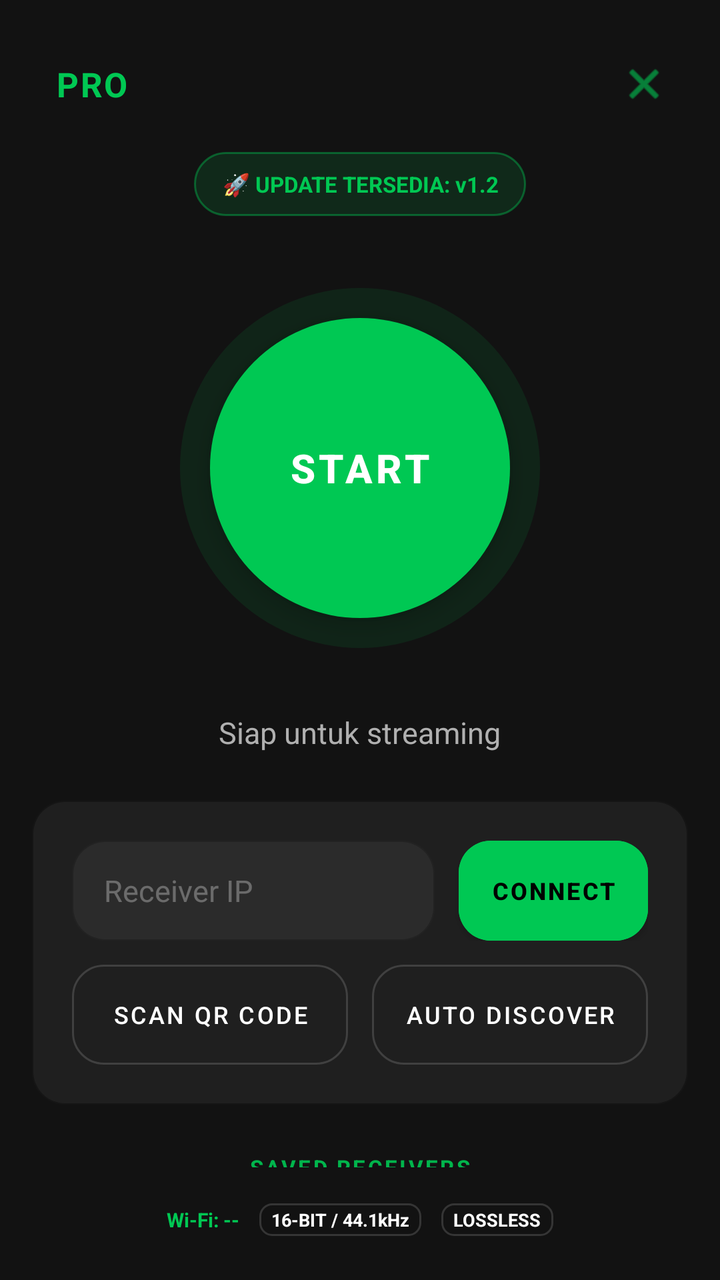
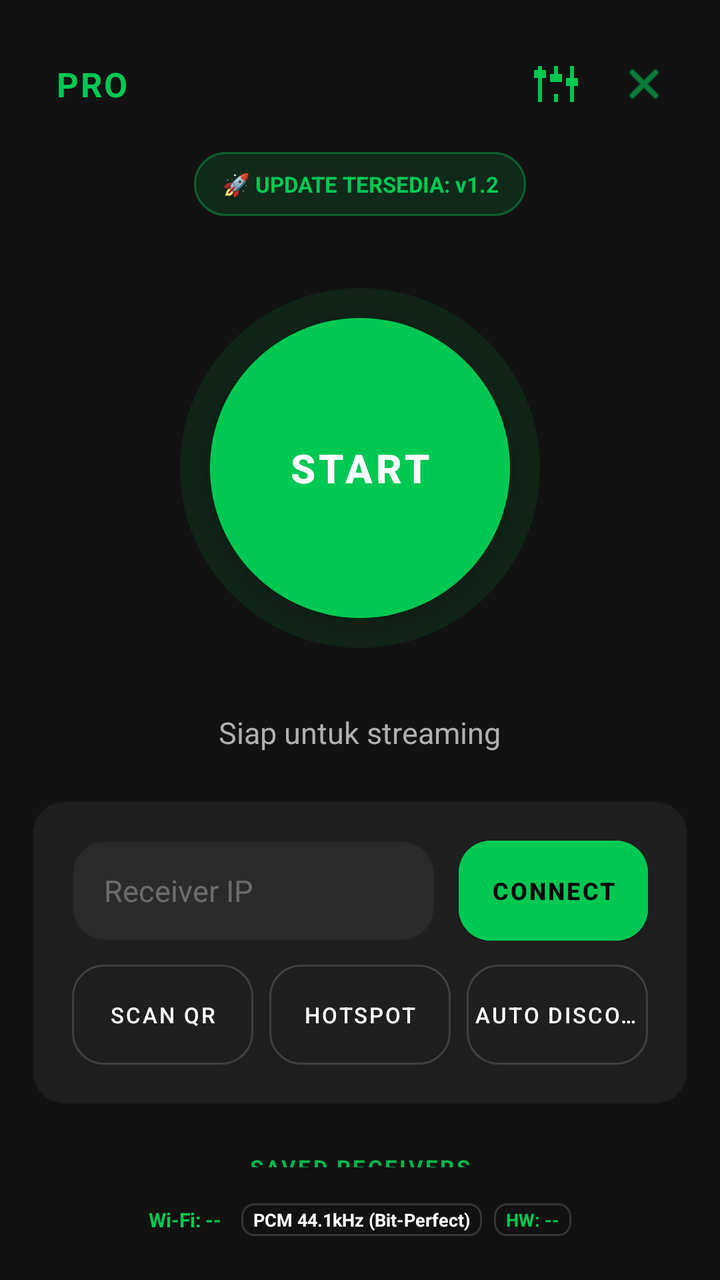

The first picture is an Android layout as it rendered before a commit; the second is the same layout after the commit. The layout source and the unified diff follow.
<!-- AndroidManifest.xml: application theme Theme.AMPLIFIERPRO -->
<!-- res/layout/fragment_main.xml -->
<?xml version="1.0" encoding="utf-8"?>
<RelativeLayout xmlns:android="http://schemas.android.com/apk/res/android"
    xmlns:app="http://schemas.android.com/apk/res-auto"
    xmlns:tools="http://schemas.android.com/tools"
    android:layout_width="match_parent"
    android:layout_height="match_parent"
    android:background="@color/dark_background"
    android:padding="16dp"
    tools:targetApi="q"
    android:forceDarkAllowed="false">

    
    <RelativeLayout
        android:id="@+id/headerContainer"
        android:layout_width="match_parent"
        android:layout_height="44dp"
        android:layout_alignParentTop="true"
        android:layout_marginTop="4dp">

        <TextView
            android:id="@+id/badgeHiFi"
            android:layout_width="wrap_content"
            android:layout_height="44dp"
            android:layout_alignParentStart="true"
            android:layout_centerVertical="true"
            android:minWidth="44dp"
            android:background="?attr/selectableItemBackgroundBorderless"
            android:clickable="true"
            android:focusable="true"
            android:gravity="center"
            android:letterSpacing="0.05"
            android:paddingHorizontal="12dp"
            android:text="PRO"
            android:textColor="@color/accent_green"
            android:textSize="17sp"
            android:textStyle="bold" />

        <ImageButton
            android:id="@+id/btnExitApp"
            android:layout_width="44dp"
            android:layout_height="44dp"
            android:layout_alignParentEnd="true"
            android:layout_centerVertical="true"
            android:background="?attr/selectableItemBackgroundBorderless"
            android:padding="10dp"
            android:scaleType="fitCenter"
            android:src="@android:drawable/ic_menu_close_clear_cancel"
            android:contentDescription="Exit"
            app:tint="@color/accent_green" />

    </RelativeLayout>

    
    <LinearLayout
        android:id="@+id/footerContainer"
        android:layout_width="match_parent"
        android:layout_height="wrap_content"
        android:layout_alignParentBottom="true"
        android:orientation="vertical"
        android:gravity="center_horizontal"
        android:paddingTop="6dp"
        android:paddingBottom="6dp">

        <LinearLayout
            android:id="@+id/layoutBadges"
            android:layout_width="wrap_content"
            android:layout_height="wrap_content"
            android:orientation="horizontal"
            android:gravity="center">

            <TextView
                android:id="@+id/tvWifiSignal"
                android:layout_width="wrap_content"
                android:layout_height="wrap_content"
                android:layout_marginEnd="10dp"
                android:text="Wi-Fi: --"
                android:textColor="@color/accent_green"
                android:textSize="10sp"
                android:textStyle="bold"
                android:maxLines="1" />

            <TextView
                android:layout_width="wrap_content"
                android:layout_height="wrap_content"
                android:layout_marginEnd="10dp"
                android:background="@drawable/badge_background"
                android:paddingHorizontal="6dp"
                android:text="16-BIT / 44.1kHz"
                android:textColor="@color/white"
                android:textSize="9sp"
                android:textStyle="bold"
                android:maxLines="1" />

            <TextView
                android:layout_width="wrap_content"
                android:layout_height="wrap_content"
                android:background="@drawable/badge_background"
                android:paddingHorizontal="6dp"
                android:text="LOSSLESS"
                android:textColor="@color/white"
                android:textSize="9sp"
                android:textStyle="bold"
                android:maxLines="1" />
        </LinearLayout>
    </LinearLayout>

    
    <LinearLayout
        android:layout_width="match_parent"
        android:layout_height="match_parent"
        android:layout_below="@id/headerContainer"
        android:layout_above="@id/footerContainer"
        android:orientation="vertical"
        android:gravity="center_horizontal">

        
        <LinearLayout
            android:layout_width="match_parent"
            android:layout_height="wrap_content"
            android:orientation="vertical"
            android:gravity="center_horizontal"
            android:paddingTop="12dp">

            
            <TextView
                android:id="@+id/btnUpdateAvailable"
                android:layout_width="wrap_content"
                android:layout_height="32dp"
                android:layout_marginBottom="16dp"
                android:background="@drawable/bg_update_chip"
                android:clickable="true"
                android:focusable="true"
                android:gravity="center"
                android:paddingHorizontal="14dp"
                android:text="🚀 UPDATE TERSEDIA: v1.2"
                android:textColor="@color/accent_green"
                android:textSize="11sp"
                android:textStyle="bold"
                android:visibility="visible" />

            <FrameLayout
                android:id="@+id/buttonContainer"
                android:layout_width="220dp"
                android:layout_height="220dp">

                <View
                    android:id="@+id/viewVisualizer1"
                    android:layout_width="200dp"
                    android:layout_height="200dp"
                    android:layout_gravity="center"
                    android:alpha="0"
                    android:background="@drawable/circle_shape"
                    android:backgroundTint="@color/accent_green" />

                <View
                    android:id="@+id/viewGlow"
                    android:layout_width="180dp"
                    android:layout_height="180dp"
                    android:layout_gravity="center"
                    android:alpha="0.1"
                    android:background="@drawable/circle_shape"
                    android:backgroundTint="@color/accent_green" />

                <Button
                    android:id="@+id/btnToggleStream"
                    android:layout_width="150dp"
                    android:layout_height="150dp"
                    android:layout_gravity="center"
                    android:background="@drawable/circle_shape"
                    android:backgroundTint="@color/accent_green"
                    android:elevation="6dp"
                    android:text="START"
                    android:textColor="@color/white"
                    android:textSize="20sp"
                    android:textStyle="bold"
                    android:stateListAnimator="@null" />
            </FrameLayout>

            <TextView
                android:id="@+id/tvStatus"
                android:layout_width="wrap_content"
                android:layout_height="wrap_content"
                android:layout_marginTop="12dp"
                android:gravity="center"
                android:minHeight="20dp"
                android:text="Siap untuk streaming"
                android:textColor="@color/text_secondary"
                android:textSize="15sp"
                android:textStyle="normal" />
        </LinearLayout>

        
        <LinearLayout
            android:layout_width="match_parent"
            android:layout_height="wrap_content"
            android:layout_marginTop="24dp"
            android:background="@drawable/section_background"
            android:backgroundTint="#0DFFFFFF"
            android:orientation="vertical"
            android:padding="20dp">

            <LinearLayout
                android:layout_width="match_parent"
                android:layout_height="wrap_content"
                android:gravity="center_vertical"
                android:orientation="horizontal">

                <EditText
                    android:id="@+id/etManualIpMain"
                    android:layout_width="0dp"
                    android:layout_height="50dp"
                    android:layout_weight="1"
                    android:background="@drawable/section_background"
                    android:backgroundTint="#0DFFFFFF"
                    android:hint="Receiver IP"
                    android:inputType="phone"
                    android:paddingHorizontal="16dp"
                    android:textColor="@color/white"
                    android:textColorHint="#4DFFFFFF"
                    android:textSize="15sp"
                    tools:targetApi="q"
                    android:forceDarkAllowed="false" />

                <Button
                    android:id="@+id/btnOkIp"
                    android:layout_width="wrap_content"
                    android:layout_height="50dp"
                    android:layout_marginStart="12dp"
                    android:backgroundTint="@color/accent_green"
                    android:minWidth="80dp"
                    android:paddingHorizontal="16dp"
                    android:text="CONNECT"
                    android:textColor="@color/black"
                    android:textSize="12sp"
                    android:textStyle="bold"
                    app:cornerRadius="16dp"
                    android:insetTop="0dp"
                    android:insetBottom="0dp" />
            </LinearLayout>

            <LinearLayout
                android:layout_width="match_parent"
                android:layout_height="wrap_content"
                android:layout_marginTop="12dp"
                android:orientation="horizontal">

                <Button
                    android:id="@+id/btnScanQrMain"
                    style="@style/Widget.MaterialComponents.Button.OutlinedButton"
                    android:layout_width="0dp"
                    android:layout_height="50dp"
                    android:layout_weight="1"
                    android:layout_marginEnd="6dp"
                    android:text="SCAN QR CODE"
                    android:textColor="@color/white"
                    android:textSize="12sp"
                    android:insetTop="0dp"
                    android:insetBottom="0dp"
                    app:strokeColor="#26FFFFFF"
                    app:strokeWidth="1dp"
                    app:rippleColor="#1AFFFFFF"
                    app:cornerRadius="16dp" />

                <Button
                    android:id="@+id/btnAutoDiscoverMain"
                    style="@style/Widget.MaterialComponents.Button.OutlinedButton"
                    android:layout_width="0dp"
                    android:layout_height="50dp"
                    android:layout_weight="1"
                    android:layout_marginStart="6dp"
                    android:text="AUTO DISCOVER"
                    android:textColor="@color/white"
                    android:textSize="12sp"
                    android:insetTop="0dp"
                    android:insetBottom="0dp"
                    app:strokeColor="#26FFFFFF"
                    app:strokeWidth="1dp"
                    app:rippleColor="#1AFFFFFF"
                    app:cornerRadius="16dp" />
            </LinearLayout>

        </LinearLayout>

        
        <TextView
            android:id="@+id/tvSavedReceiversLabel"
            android:layout_width="wrap_content"
            android:layout_height="wrap_content"
            android:text="SAVED RECEIVERS"
            android:textColor="@color/accent_green"
            android:textSize="11sp"
            android:textStyle="bold"
            android:layout_marginTop="24dp"
            android:layout_marginBottom="12dp"
            android:letterSpacing="0.1"
            android:alpha="0.9" />

        
        <androidx.core.widget.NestedScrollView
            android:id="@+id/mainScrollView"
            android:layout_width="match_parent"
            android:layout_height="0dp"
            android:layout_weight="1"
            android:fillViewport="true"
            android:scrollbars="vertical"
            android:fadeScrollbars="false">

            <LinearLayout
                android:id="@+id/layoutSavedIps"
                android:layout_width="match_parent"
                android:layout_height="wrap_content"
                android:orientation="vertical"
                android:paddingBottom="20dp" />

        </androidx.core.widget.NestedScrollView>

    </LinearLayout>

</RelativeLayout>
<!-- resources referenced by this layout -->
<resources>
  <color name="accent_green">#00C853</color>
  <color name="black">#FF000000</color>
  <color name="dark_background">#121212</color>
  <color name="text_secondary">#B0B0B0</color>
  <color name="white">#FFFFFFFF</color>
  <!-- drawable badge_background (drawable) -->
  <?xml version="1.0" encoding="utf-8"?>
  <shape xmlns:android="http://schemas.android.com/apk/res/android">
      <corners android:radius="6dp" />
      <stroke android:width="1dp" android:color="#26FFFFFF" />
      <padding android:left="8dp" android:top="2dp" android:right="8dp" android:bottom="2dp" />
  </shape>
  <!-- drawable bg_update_chip (drawable) -->
  <?xml version="1.0" encoding="utf-8"?>
  <shape xmlns:android="http://schemas.android.com/apk/res/android">
      <solid android:color="#2000C853" />
      <corners android:radius="20dp" />
      <stroke android:width="1dp" android:color="#6600C853" />
  </shape>
  <!-- drawable circle_shape (drawable) -->
  <?xml version="1.0" encoding="utf-8"?>
  <shape xmlns:android="http://schemas.android.com/apk/res/android"
      android:shape="oval">
      <solid android:color="@android:color/white" />
  </shape>
  <!-- drawable section_background (drawable) -->
  <?xml version="1.0" encoding="utf-8"?>
  <shape xmlns:android="http://schemas.android.com/apk/res/android">
      <solid android:color="#1A1A1A" />
      <corners android:radius="16dp" />
      <stroke android:width="1.2dp" android:color="#33FFFFFF" />
  </shape>
  <style name="Theme.AMPLIFIERPRO" parent="Theme.MaterialComponents.DayNight.NoActionBar">
          
          <item name="android:statusBarColor">@android:color/transparent</item>
          <item name="android:windowLightStatusBar">false</item>
          <item name="colorPrimary">@color/accent_green</item>
          <item name="colorSecondary">@color/accent_yellow</item>
          <item name="android:windowBackground">@color/dark_background</item>
          <item name="android:forceDarkAllowed" tools:targetApi="q">false</item>
          <item name="android:navigationBarColor">@android:color/transparent</item>
          <item name="android:windowLightNavigationBar" tools:targetApi="27">false</item>
  
          
          <item name="materialAlertDialogTheme">@style/CustomAlertDialog</item>
      </style>
  <color name="accent_yellow">#FFAB00</color>
  <style name="CustomAlertDialog" parent="Theme.MaterialComponents.DayNight.Dialog.Alert">
          <item name="android:windowBackground">@android:color/transparent</item>
          <item name="android:windowFrame">@null</item>
          <item name="android:windowIsFloating">true</item>
          <item name="android:windowContentOverlay">@null</item>
          <item name="android:backgroundDimEnabled">true</item>
          <item name="android:windowAnimationStyle">@android:style/Animation.Dialog</item>
          <item name="android:forceDarkAllowed">false</item>
      </style>
</resources>

<!-- the commit's change to res/layout/fragment_main.xml (unified diff, before → after) -->
@@ -36,6 +36,19 @@
             android:textStyle="bold" />
 
         <ImageButton
+            android:id="@+id/btnStreamingSettings"
+            android:layout_width="44dp"
+            android:layout_height="44dp"
+            android:layout_toStartOf="@id/btnExitApp"
+            android:layout_centerVertical="true"
+            android:background="?attr/selectableItemBackgroundBorderless"
+            android:padding="10dp"
+            android:scaleType="fitCenter"
+            android:src="@drawable/ic_tune"
+            android:contentDescription="Settings"
+            app:tint="@color/accent_green" />
+
+        <ImageButton
             android:id="@+id/btnExitApp"
             android:layout_width="44dp"
             android:layout_height="44dp"
@@ -80,24 +93,26 @@
                 android:maxLines="1" />
 
             <TextView
-                android:layout_width="wrap_content"
-                android:layout_height="wrap_content"
-                android:layout_marginEnd="10dp"
+                android:id="@+id/tvAudioFormatBadge"
+                android:layout_width="wrap_content"
+                android:layout_height="wrap_content"
+                android:layout_marginEnd="6dp"
                 android:background="@drawable/badge_background"
                 android:paddingHorizontal="6dp"
-                android:text="16-BIT / 44.1kHz"
+                android:text="PCM 44.1kHz (Bit-Perfect)"
                 android:textColor="@color/white"
                 android:textSize="9sp"
                 android:textStyle="bold"
                 android:maxLines="1" />
 
             <TextView
+                android:id="@+id/tvReceiverHwBadge"
                 android:layout_width="wrap_content"
                 android:layout_height="wrap_content"
                 android:background="@drawable/badge_background"
                 android:paddingHorizontal="6dp"
-                android:text="LOSSLESS"
-                android:textColor="@color/white"
+                android:text="HW: --"
+                android:textColor="@color/accent_green"
                 android:textSize="9sp"
                 android:textStyle="bold"
                 android:maxLines="1" />
@@ -250,16 +265,39 @@
                     android:layout_width="0dp"
                     android:layout_height="50dp"
                     android:layout_weight="1"
-                    android:layout_marginEnd="6dp"
-                    android:text="SCAN QR CODE"
-                    android:textColor="@color/white"
-                    android:textSize="12sp"
+                    android:layout_marginEnd="4dp"
+                    android:ellipsize="end"
                     android:insetTop="0dp"
                     android:insetBottom="0dp"
+                    android:maxLines="1"
+                    android:paddingHorizontal="2dp"
+                    android:text="SCAN QR"
+                    android:textColor="@color/white"
+                    android:textSize="11sp"
+                    app:cornerRadius="16dp"
+                    app:rippleColor="#1AFFFFFF"
                     app:strokeColor="#26FFFFFF"
-                    app:strokeWidth="1dp"
+                    app:strokeWidth="1dp" />
+
+                <Button
+                    android:id="@+id/btnHotspotMain"
+                    style="@style/Widget.MaterialComponents.Button.OutlinedButton"
+                    android:layout_width="0dp"
+                    android:layout_height="50dp"
+                    android:layout_weight="1"
+                    android:layout_marginHorizontal="4dp"
+                    android:ellipsize="end"
+                    android:insetTop="0dp"
+                    android:insetBottom="0dp"
+                    android:maxLines="1"
+                    android:paddingHorizontal="2dp"
+                    android:text="HOTSPOT"
+                    android:textColor="@color/white"
+                    android:textSize="11sp"
+                    app:cornerRadius="16dp"
                     app:rippleColor="#1AFFFFFF"
-                    app:cornerRadius="16dp" />
+                    app:strokeColor="#26FFFFFF"
+                    app:strokeWidth="1dp" />
 
                 <Button
                     android:id="@+id/btnAutoDiscoverMain"
@@ -267,16 +305,19 @@
                     android:layout_width="0dp"
                     android:layout_height="50dp"
                     android:layout_weight="1"
-                    android:layout_marginStart="6dp"
-                    android:text="AUTO DISCOVER"
-                    android:textColor="@color/white"
-                    android:textSize="12sp"
+                    android:layout_marginStart="4dp"
+                    android:ellipsize="end"
                     android:insetTop="0dp"
                     android:insetBottom="0dp"
+                    android:maxLines="1"
+                    android:paddingHorizontal="2dp"
+                    android:text="AUTO DISCOVER"
+                    android:textColor="@color/white"
+                    android:textSize="11sp"
+                    app:cornerRadius="16dp"
+                    app:rippleColor="#1AFFFFFF"
                     app:strokeColor="#26FFFFFF"
-                    app:strokeWidth="1dp"
-                    app:rippleColor="#1AFFFFFF"
-                    app:cornerRadius="16dp" />
+                    app:strokeWidth="1dp" />
             </LinearLayout>
 
         </LinearLayout>
<!-- resource entries referenced after the edit -->
@@ -25,6 +25,17 @@
       android:shape="oval">
       <solid android:color="@android:color/white" />
   </shape>
+  <!-- drawable ic_tune (drawable) -->
+  <vector xmlns:android="http://schemas.android.com/apk/res/android"
+      android:width="24dp"
+      android:height="24dp"
+      android:viewportWidth="24"
+      android:viewportHeight="24">
+      
+      <path
+          android:fillColor="#FFFFFF"
+          android:pathData="M11,3h2v4h-2zM11,17h2v4h-2zM3,9h2v12H3zM3,3h2v2H3zM19,13h2v8h-2zM19,3h2v6h-2zM9,7h6v4H9zM1,5h6v4H1zM17,9h6v4h-6z" />
+  </vector>
   <!-- drawable section_background (drawable) -->
   <?xml version="1.0" encoding="utf-8"?>
   <shape xmlns:android="http://schemas.android.com/apk/res/android">
